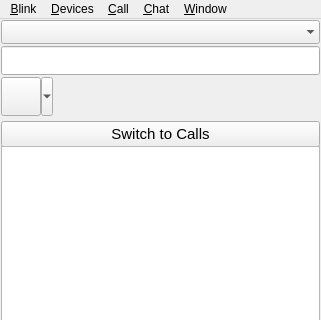
First picture: the form in resources/blink.ui, repository AGProjects/blink-qt, before the edit; both pictures show x 0 to 321 and y 0 to 320 of the 321 by 550 pixel window.
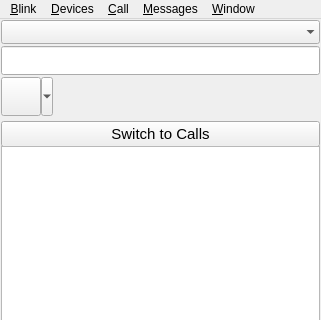
Second picture: the form after the edit. Icons and pictures are not drawn. Custom widgets are drawn as their Qt base class.

```diff
--- a/resources/blink.ui
+++ b/resources/blink.ui
@@ -1128,7 +1128,7 @@
    </widget>
    <widget class="QMenu" name="chat_menu">
     <property name="title">
-     <string>&amp;Chat</string>
+     <string>&amp;Messages</string>
     </property>
     <addaction name="join_conference_action"/>
     <addaction name="show_last_messages_action"/>
```
Left out of the diff: 10 changed lines with no effect on the pictures.
